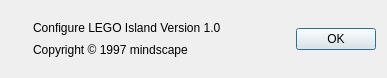
isledecomp/isle-portable, file CONFIG/res/about.ui: the form before one commit.
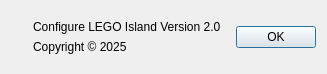
The form after the commit. Icons and pictures are not drawn.

```diff
--- a/CONFIG/res/about.ui
+++ b/CONFIG/res/about.ui
@@ -14,6 +14,9 @@
    <string>About Configure LEGO© Island</string>
   </property>
   <layout class="QHBoxLayout" name="horizontalLayout" stretch="0,1,0">
+   <property name="sizeConstraint">
+    <enum>QLayout::SizeConstraint::SetFixedSize</enum>
+   </property>
    <item>
     <widget class="QLabel" name="houseIcon">
      <property name="sizePolicy">
@@ -36,14 +39,14 @@
       <item>
        <widget class="QLabel" name="configureLabel">
         <property name="text">
-         <string>Configure LEGO Island Version 1.0</string>
+         <string>Configure LEGO Island Version 2.0</string>
         </property>
        </widget>
       </item>
       <item>
        <widget class="QLabel" name="copyrightLabel">
         <property name="text">
-         <string>Copyright © 1997 mindscape</string>
+         <string>Copyright © 2025</string>
         </property>
        </widget>
       </item>
```
Left out of the diff: 2 changed lines with no effect on the pictures.
